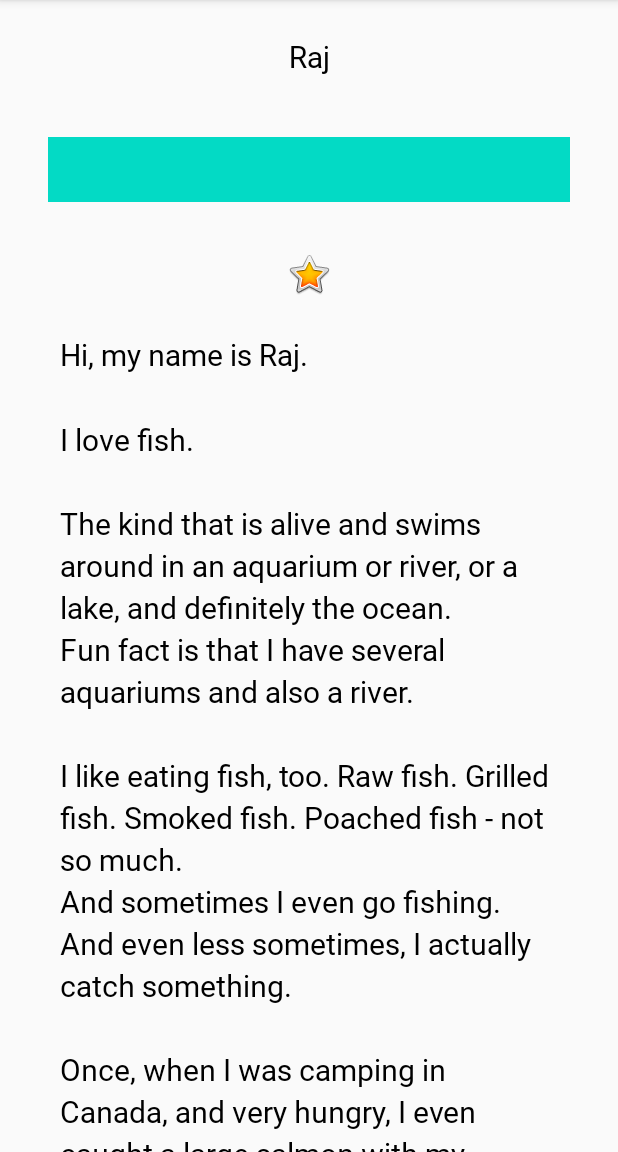
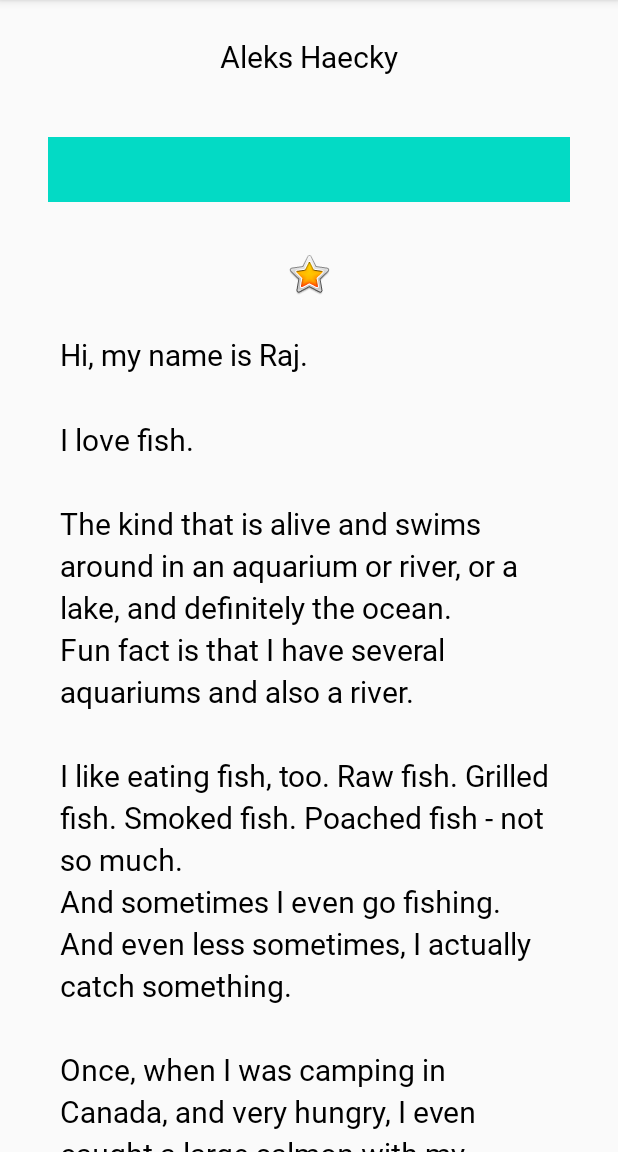
Before and after one commit to RajashekarRaju/GoogleDeveloperTraining-AndroidKotlinFundamentalApps, an Android app: the screen it shows after launch (MainActivity), after a tap on "DONE", on a phone screen of 412 x 824 dp, the part 84-1236 px from its top. Run offline under Robolectric (Android 15) with nearby library versions, the phone set to English and light mode, and no system bars; our stand-ins replace data binding.

Commit message:
Replace findViewById with DataBinding, completed codelab lesson-2.4

```diff
--- a/Lesson2-AboutMe/src/main/java/com/developersbreach/aboutme/MainActivity.kt
+++ b/Lesson2-AboutMe/src/main/java/com/developersbreach/aboutme/MainActivity.kt
@@ -1,44 +1,48 @@
 package com.developersbreach.aboutme
 
 import android.content.Context
-import androidx.appcompat.app.AppCompatActivity
 import android.os.Bundle
 import android.view.View
 import android.view.inputmethod.InputMethodManager
-import android.widget.Button
 import android.widget.EditText
-import android.widget.TextView
+import androidx.appcompat.app.AppCompatActivity
+import androidx.databinding.DataBindingUtil
+import com.developersbreach.aboutme.databinding.ActivityMainBinding
+
 
 class MainActivity : AppCompatActivity() {
 
+    private lateinit var binding: ActivityMainBinding
+    private val myName: MyName = MyName("Aleks Haecky")
+
     override fun onCreate(savedInstanceState: Bundle?) {
         super.onCreate(savedInstanceState)
-        setContentView(R.layout.activity_main)
+        binding = DataBindingUtil.setContentView(this, R.layout.activity_main)
+        binding.doneButton.setOnClickListener { addNickname() }
+        binding.nicknameText.setOnClickListener { updateNickname() }
+        binding.myName = myName
+    }
 
-        findViewById<TextView>(R.id.nickname_text).setOnClickListener {
-            updateNickname(it)
+    private fun addNickname() {
+        binding.apply {
+            myName?.nickname = nicknameEdit.text.toString()
+            invalidateAll()
+            nicknameEdit.visibility = View.GONE
+            doneButton.visibility = View.GONE
+            nicknameText.visibility = View.VISIBLE
+            hideKeyboard(root)
         }
     }
 
-    fun clickHandlerFunction(view: View) {
-        val editText = findViewById<EditText>(R.id.nickname_edit)
-        val nicknameTextView = findViewById<TextView>(R.id.nickname_text)
-        nicknameTextView.text = editText.text
-        editText.visibility = View.GONE
-        view.visibility = View.GONE
-        nicknameTextView.visibility = View.VISIBLE
-        hideKeyboard(view)
-    }
-
-    private fun updateNickname (view: View) {
-        val editText = findViewById<EditText>(R.id.nickname_edit)
-        val doneButton = findViewById<Button>(R.id.done_button)
-        editText.visibility = View.VISIBLE
-        doneButton.visibility = View.VISIBLE
-        view.visibility = View.GONE
-        // Set the focus to the edit text.
-        editText.requestFocus()
-        showKeyboard(editText)
+    private fun updateNickname () {
+        binding.apply {
+            nicknameEdit.visibility = View.VISIBLE
+            doneButton.visibility = View.VISIBLE
+            nicknameText.visibility = View.GONE
+            // Set the focus to the edit text.
+            nicknameEdit.requestFocus()
+            showKeyboard(nicknameEdit)
+        }
     }
 
     private fun hideKeyboard(view: View) {
--- /dev/null
+++ b/Lesson2-AboutMe/src/main/java/com/developersbreach/aboutme/MyName.kt
@@ -0,0 +1,3 @@
+package com.developersbreach.aboutme
+
+data class MyName(var name: String = "", var nickname: String = "")
--- a/Lesson2-AboutMe/src/main/res/layout/activity_main.xml
+++ b/Lesson2-AboutMe/src/main/res/layout/activity_main.xml
@@ -1,20 +1,29 @@
-<LinearLayout
+<layout
     xmlns:android="http://schemas.android.com/apk/res/android"
     xmlns:app="http://schemas.android.com/apk/res-auto"
-    xmlns:tools="http://schemas.android.com/tools"
+    xmlns:tools="http://schemas.android.com/tools">
+
+    <data>
+
+        <variable
+            name="myName"
+            type="com.developersbreach.aboutme.MyName" />
+    </data>
+
+    <LinearLayout
         android:layout_width="match_parent"
         android:layout_height="match_parent"
         android:orientation="vertical"
         android:paddingStart="@dimen/layout_padding"
         android:paddingEnd="@dimen/layout_padding"
-    tools:context=".MainActivity">
+        tools:context="com.developersbreach.aboutme.MainActivity">
 
         <TextView
             android:id="@+id/name_text"
             style="@style/NameStyle"
             android:layout_width="match_parent"
             android:layout_height="wrap_content"
-        android:text="@string/name"
+            android:text="@={myName.name}"
             android:textAlignment="center" />
 
         <EditText
@@ -34,7 +43,6 @@
             android:layout_height="wrap_content"
             android:layout_gravity="center_horizontal"
             android:layout_marginTop="@dimen/layout_margin"
-        android:onClick="clickHandlerFunction"
             android:text="@string/done" />
 
         <TextView
@@ -44,7 +52,7 @@
             android:layout_height="wrap_content"
             android:background="@color/colorAccent"
             android:paddingBottom="@dimen/small_padding"
-        android:text=""
+            android:text="@={myName.nickname}"
             android:textAlignment="center"
             android:visibility="gone" />
 
@@ -71,3 +79,4 @@
         </ScrollView>
 
     </LinearLayout>
+</layout>
```
Lines whose indentation alone changed are shown as unchanged.
